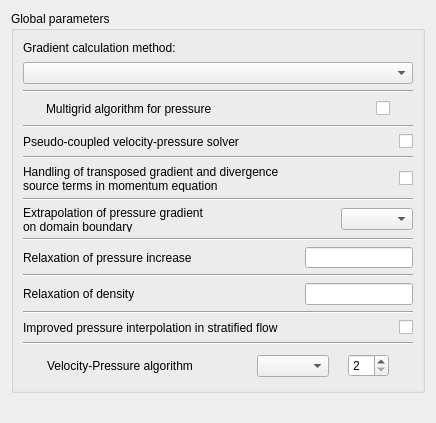
The window that gui/Pages/NumericalParamGlobalForm.ui (code-saturne/code_saturne) describes before a commit, drawn with Qt 5.
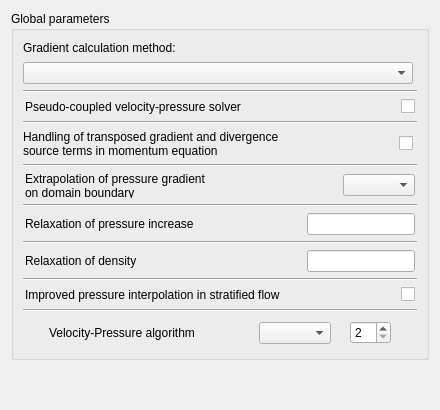
The same window after the commit.

Commit message: add choice for NSWRSM and IRESOL in gui

Diff of the .ui file:
```diff
--- a/gui/Pages/NumericalParamGlobalForm.ui
+++ b/gui/Pages/NumericalParamGlobalForm.ui
@@ -6,8 +6,8 @@
    <rect>
     <x>0</x>
     <y>0</y>
-    <width>436</width>
-    <height>423</height>
+    <width>440</width>
+    <height>410</height>
    </rect>
   </property>
   <property name="windowTitle">
@@ -131,80 +131,6 @@
           </property>
          </widget>
         </item>
-        <item>
-         <layout class="QHBoxLayout" name="horizontalLayout_2">
-          <item>
-           <spacer name="horizontalSpacer_2">
-            <property name="orientation">
-             <enum>Qt::Horizontal</enum>
-            </property>
-            <property name="sizeHint" stdset="0">
-             <size>
-              <width>17</width>
-              <height>20</height>
-             </size>
-            </property>
-           </spacer>
-          </item>
-          <item>
-           <layout class="QHBoxLayout" name="horizontalLayout">
-            <item>
-             <widget class="QLabel" name="label">
-              <property name="toolTip">
-               <string>Code_Saturne key word: IMGR</string>
-              </property>
-              <property name="text">
-               <string>Multigrid algorithm for pressure</string>
-              </property>
-             </widget>
-            </item>
-            <item>
-             <spacer name="horizontalSpacer">
-              <property name="orientation">
-               <enum>Qt::Horizontal</enum>
-              </property>
-              <property name="sizeHint" stdset="0">
-               <size>
-                <width>158</width>
-                <height>20</height>
-               </size>
-              </property>
-             </spacer>
-            </item>
-            <item>
-             <widget class="QCheckBox" name="checkBoxIMGR">
-              <property name="toolTip">
-               <string>Code_Saturne key word: IMGR</string>
-              </property>
-              <property name="text">
-               <string/>
-              </property>
-             </widget>
-            </item>
-           </layout>
-          </item>
-          <item>
-           <spacer name="horizontalSpacer_3">
-            <property name="orientation">
-             <enum>Qt::Horizontal</enum>
-            </property>
-            <property name="sizeHint" stdset="0">
-             <size>
-              <width>13</width>
-              <height>20</height>
-             </size>
-            </property>
-           </spacer>
-          </item>
-         </layout>
-        </item>
-        <item>
-         <widget class="Line" name="line_2">
-          <property name="orientation">
-           <enum>Qt::Horizontal</enum>
-          </property>
-         </widget>
-        </item>
         <item>
          <layout class="QHBoxLayout">
           <item>
```
The commit also changes 7 other files.
